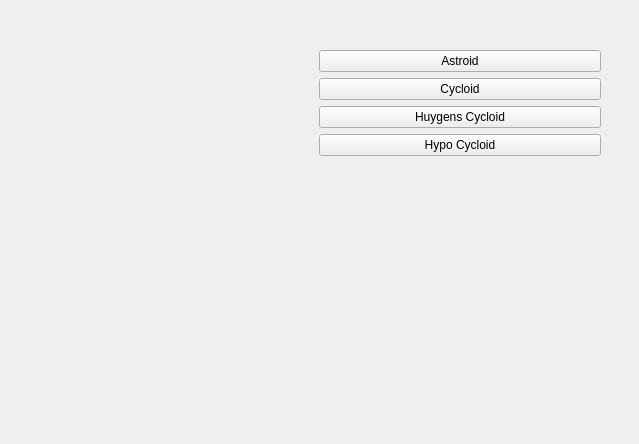
davidkimolo/Parametric-Equations-Visualized, file Parametric-Equations-Visualized/mainwindow.ui: the form before one commit.
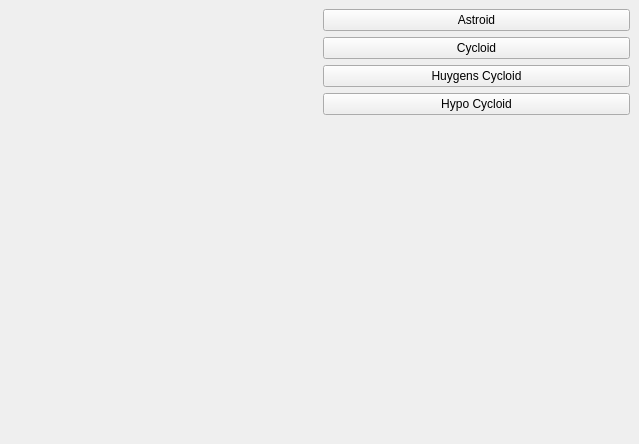
The form after the commit. Custom widgets are drawn as their Qt base class.

```diff
--- a/Parametric-Equations-Visualized/mainwindow.ui
+++ b/Parametric-Equations-Visualized/mainwindow.ui
@@ -14,15 +14,8 @@
    <string>MainWindow</string>
   </property>
   <widget class="QWidget" name="centralwidget">
-   <widget class="QWidget" name="layoutWidget">
-    <property name="geometry">
-     <rect>
-      <x>30</x>
-      <y>50</y>
-      <width>571</width>
-      <height>261</height>
-     </rect>
-    </property>
+   <layout class="QGridLayout" name="gridLayout">
+    <item row="0" column="0">
     <layout class="QHBoxLayout" name="horizontalLayout">
      <item>
       <widget class="RenderArea" name="renderArea" native="true"/>
@@ -73,7 +66,8 @@
       </layout>
      </item>
     </layout>
-   </widget>
+    </item>
+   </layout>
   </widget>
  </widget>
  <customwidgets>
```
Lines whose indentation alone changed are shown as unchanged.
